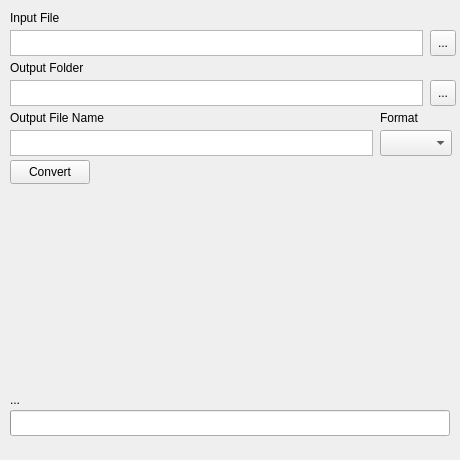
This is mainwindow.ui in anthes1s/tengu as Qt 5 draws it before an edit. The edited form follows.
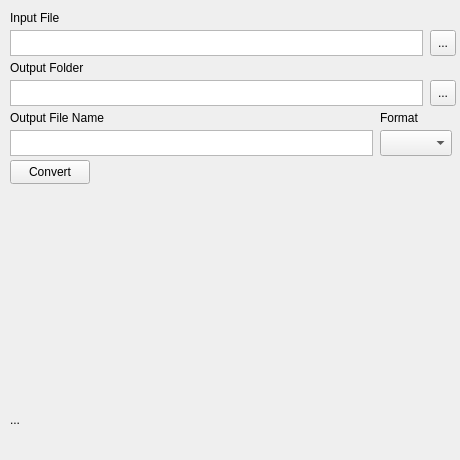
This is the edited form. Icons and pictures are not drawn.

```diff
--- a/mainwindow.ui
+++ b/mainwindow.ui
@@ -99,7 +99,7 @@
     <property name="geometry">
      <rect>
       <x>10</x>
-      <y>390</y>
+      <y>410</y>
       <width>441</width>
       <height>20</height>
      </rect>
@@ -108,22 +108,6 @@
      <string>...</string>
     </property>
    </widget>
-   <widget class="QProgressBar" name="progressBar">
-    <property name="geometry">
-     <rect>
-      <x>10</x>
-      <y>410</y>
-      <width>440</width>
-      <height>26</height>
-     </rect>
-    </property>
-    <property name="value">
-     <number>0</number>
-    </property>
-    <property name="textVisible">
-     <bool>false</bool>
-    </property>
-   </widget>
    <widget class="QComboBox" name="formatList">
     <property name="geometry">
      <rect>
```
Left out of the diff: 3 changed lines with no effect on the pictures.
